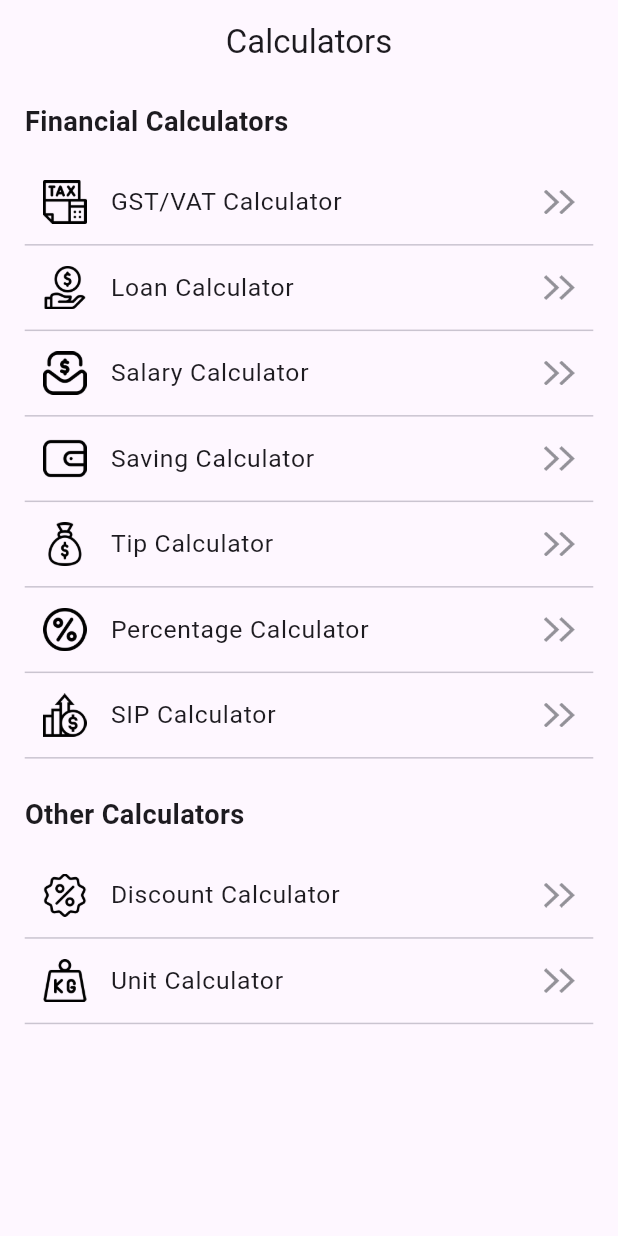
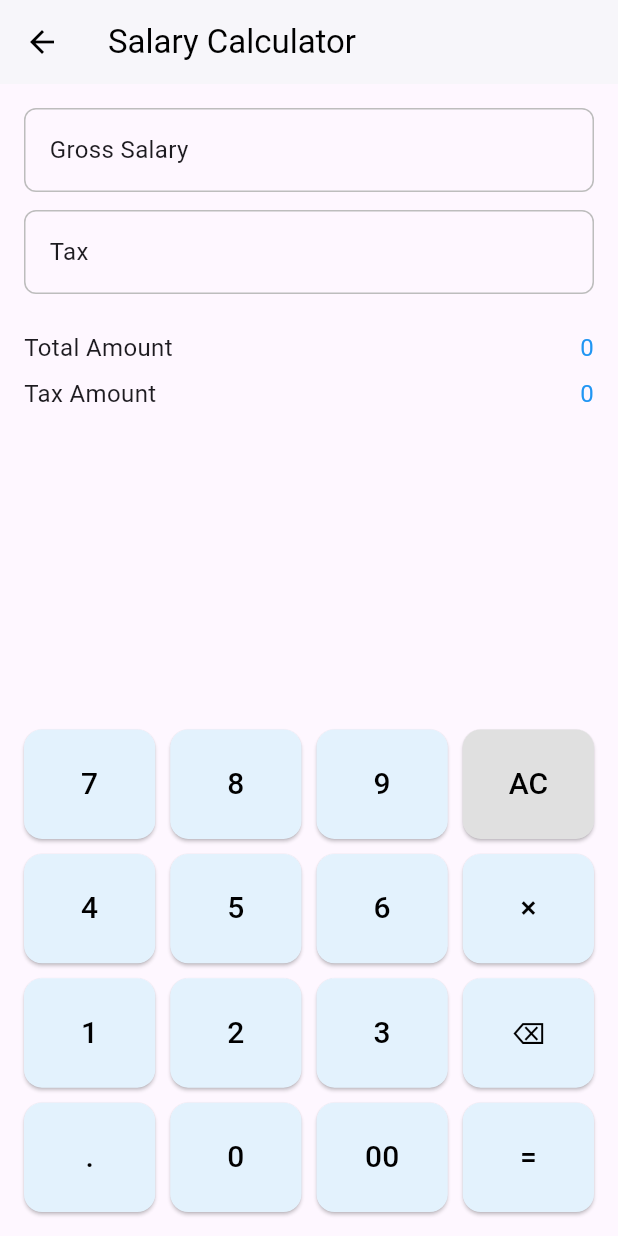
Before and after one commit to imhadiyal/flutter_calculator, a Flutter app: the CalculatorView screen opened directly, after a tap on "Salary Calculator", on a phone screen of 412 x 824 dp. Run offline on Flutter 3.47's test engine with Material 3 defaults, Android fonts, the phone set to English and light mode, and no system bars; our stand-ins replace get, math_expressions.

Commit message:
Salary calculator

```diff
--- a/lib/calculator_view/view/calculators_view.dart
+++ b/lib/calculator_view/view/calculators_view.dart
@@ -77,9 +77,9 @@ class CalculatorView extends StatelessWidget {
       // case 'Loan Calculator':
       //   Get.to(() => const LoanCalculatorView());
       //   break;
-      // case 'Salary Calculator':
-      //   Get.to(() => const SalaryCalculatorView());
-      //   break;
+      case 'Salary Calculator':
+        Get.toNamed(AppRoutes.salaryCalculator);
+        break;
       // case 'Saving Calculator':
       //   Get.to(() => const SavingCalculatorView());
       //   break;
--- a/lib/gst_calculator/view/gst_calculator_view.dart
+++ b/lib/gst_calculator/view/gst_calculator_view.dart
@@ -23,7 +23,6 @@ class GstCalculatorView extends StatelessWidget {
               child: SingleChildScrollView(
                 child: Column(
                   children: [
-                    // Display amount container with reduced padding
                     Container(
                       padding: const EdgeInsets.symmetric(
                         vertical: 6,
@@ -209,7 +208,15 @@ class GstCalculatorView extends StatelessWidget {
         height: 60, // reduced from 200 to 60
         margin: const EdgeInsets.all(6), // reduced from 10 to 6
         alignment: Alignment.center,
-        decoration: BoxDecoration(borderRadius: BorderRadius.circular(20)),
+        decoration: BoxDecoration(
+          color:
+              value == ''
+                  ? Colors.transparent
+                  : isSpecial
+                  ? Colors.grey.shade300
+                  : Colors.blue.shade50,
+          borderRadius: BorderRadius.circular(20),
+        ),
         child:
             value == '⌫'
                 ? Icon(Icons.backspace_outlined, size: Get.height * 0.03)
--- a/lib/routes/page_routes.dart
+++ b/lib/routes/page_routes.dart
@@ -4,4 +4,5 @@ class AppRoutes {
   static const String calculatorPage = '/calculatorPage';
   static const String settings = '/settings';
   static const String gstCalculator = '/gstCalculatorView';
+  static const String salaryCalculator = '/salaryCalculatorView';
 }
--- a/lib/routes/routes.dart
+++ b/lib/routes/routes.dart
@@ -5,6 +5,8 @@ import 'package:calling/gst_calculator/view/gst_calculator_view.dart';
 import 'package:calling/home_page/binding/home_binding.dart';
 import 'package:calling/home_page/views/calculator_view.dart';
 import 'package:calling/routes/page_routes.dart';
+import 'package:calling/salary_calculator/binding/salary_binding.dart';
+import 'package:calling/salary_calculator/view/salary_view.dart';
 import 'package:calling/setting_page/binding/setting_binding.dart';
 import 'package:get/get.dart';
 
@@ -32,5 +34,10 @@ class AppPages {
       page: () => GstCalculatorView(),
       binding: GstBinding(),
     ),
+    GetPage(
+      name: AppRoutes.salaryCalculator,
+      page: () => SalaryView(),
+      binding: SalaryBinding(),
+    ),
   ];
 }
--- /dev/null
+++ b/lib/salary_calculator/binding/salary_binding.dart
@@ -0,0 +1,9 @@
+import 'package:calling/salary_calculator/controller/salary_controller.dart';
+import 'package:get/get.dart';
+
+class SalaryBinding extends Bindings {
+  @override
+  void dependencies() {
+    Get.lazyPut<SalaryController>(() => SalaryController());
+  }
+}
--- /dev/null
+++ b/lib/salary_calculator/controller/salary_controller.dart
@@ -0,0 +1,49 @@
+import 'package:get/get.dart';
+
+class SalaryController extends GetxController {
+  String grossSalary = '';
+  String tax = '';
+  String selectedField = 'gross'; // 'gross' or 'tax'
+  String taxAmount = '0';
+  String netSalary = '0';
+
+  void selectField(String field) {
+    selectedField = field;
+    update();
+  }
+
+  void input(String value) {
+    if (value == 'AC') {
+      grossSalary = '';
+      tax = '';
+      taxAmount = '0';
+      netSalary = '0';
+    } else if (value == '=') {
+      calculate();
+    } else {
+      if (selectedField == 'gross') {
+        grossSalary += value;
+      } else {
+        tax += value;
+      }
+    }
+    update();
+  }
+
+  void calculate() {
+    try {
+      double gross = double.tryParse(grossSalary.replaceAll(',', '')) ?? 0;
+      double taxRate = double.tryParse(tax) ?? 0;
+
+      double taxAmt = gross * taxRate / 100;
+      double net = gross - taxAmt;
+
+      taxAmount = taxAmt.toStringAsFixed(0);
+      netSalary = net.toStringAsFixed(0);
+    } catch (_) {
+      taxAmount = 'Error';
+      netSalary = 'Error';
+    }
+    update();
+  }
+}
--- /dev/null
+++ b/lib/salary_calculator/view/salary_view.dart
@@ -0,0 +1,131 @@
+import 'package:calling/salary_calculator/controller/salary_controller.dart';
+import 'package:flutter/material.dart';
+import 'package:get/get.dart';
+
+class SalaryView extends StatelessWidget {
+  final controller = Get.put(SalaryController());
+
+  SalaryView({super.key});
+
+  @override
+  Widget build(BuildContext context) {
+    return Scaffold(
+      appBar: AppBar(
+        title: Text('Salary Calculator'),
+        backgroundColor: Colors.white,
+        foregroundColor: Colors.black,
+        elevation: 1,
+      ),
+      body: GetBuilder<SalaryController>(
+        builder:
+            (_) => Padding(
+              padding: const EdgeInsets.all(16),
+              child: Column(
+                children: [
+                  _inputField('Gross Salary', controller.grossSalary, 'gross'),
+                  SizedBox(height: 12),
+                  _inputField('Tax', controller.tax, 'tax'),
+                  SizedBox(height: 24),
+                  Row(
+                    mainAxisAlignment: MainAxisAlignment.spaceBetween,
+                    children: [
+                      Text('Total Amount', style: TextStyle(fontSize: 16)),
+                      Text(
+                        controller.netSalary,
+                        style: TextStyle(fontSize: 16, color: Colors.blue),
+                      ),
+                    ],
+                  ),
+                  SizedBox(height: 8),
+                  Row(
+                    mainAxisAlignment: MainAxisAlignment.spaceBetween,
+                    children: [
+                      Text('Tax Amount', style: TextStyle(fontSize: 16)),
+                      Text(
+                        controller.taxAmount,
+                        style: TextStyle(fontSize: 16, color: Colors.blue),
+                      ),
+                    ],
+                  ),
+                  Spacer(),
+                  CustomKeypad(onTap: controller.input),
+                ],
+              ),
+            ),
+      ),
+    );
+  }
+
+  Widget _inputField(String label, String value, String fieldKey) {
+    return GestureDetector(
+      onTap: () => controller.selectField(fieldKey),
+      child: Container(
+        padding: EdgeInsets.symmetric(horizontal: 16, vertical: 14),
+        decoration: BoxDecoration(
+          border: Border.all(color: Colors.grey.shade400),
+          borderRadius: BorderRadius.circular(8),
+        ),
+        child: Row(
+          children: [
+            Text(label, style: TextStyle(fontSize: 16)),
+            Spacer(),
+            Text(value, style: TextStyle(fontSize: 18, color: Colors.blue)),
+          ],
+        ),
+      ),
+    );
+  }
+}
+
+class CustomKeypad extends StatelessWidget {
+  final Function(String) onTap;
+  CustomKeypad({super.key, required this.onTap});
+
+  final List<String> keys = [
+    '7',
+    '8',
+    '9',
+    'AC',
+    '4',
+    '5',
+    '6',
+    '×',
+    '1',
+    '2',
+    '3',
+    '⌫',
+    '.',
+    '0',
+    '00',
+    '=',
+  ];
+
+  @override
+  Widget build(BuildContext context) {
+    return GridView.builder(
+      itemCount: keys.length,
+      shrinkWrap: true,
+      physics: NeverScrollableScrollPhysics(),
+      gridDelegate: SliverGridDelegateWithFixedCrossAxisCount(
+        crossAxisCount: 4,
+        mainAxisSpacing: 10,
+        crossAxisSpacing: 10,
+        childAspectRatio: 1.2,
+      ),
+      itemBuilder: (context, index) {
+        final key = keys[index];
+        return ElevatedButton(
+          onPressed: () => onTap(key == '⌫' ? '' : key),
+          style: ElevatedButton.styleFrom(
+            backgroundColor: key == 'AC' ? Colors.grey[300] : Colors.blue[50],
+            shape: RoundedRectangleBorder(
+              borderRadius: BorderRadius.circular(12),
+            ),
+            padding: EdgeInsets.all(0),
+          ),
+          child: Text(key, style: TextStyle(fontSize: 20, color: Colors.black)),
+        );
+      },
+    );
+  }
+}
```
